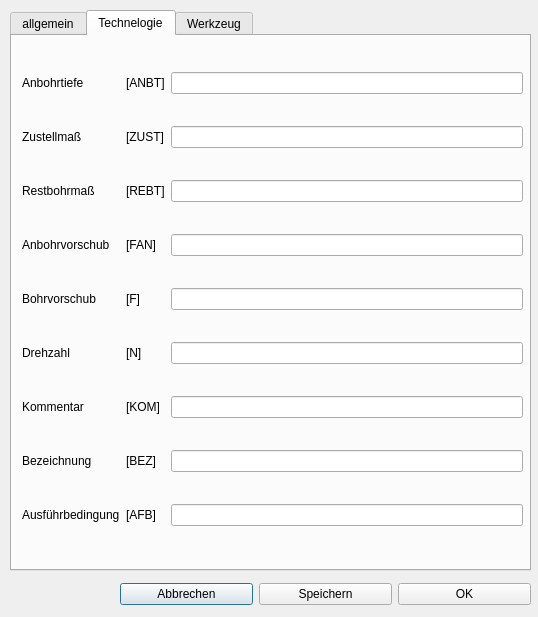
Above: Dialoge/dialog_bohren.ui from TischlerWilly/GCodeGenerator before the change. Below: the same form after it.
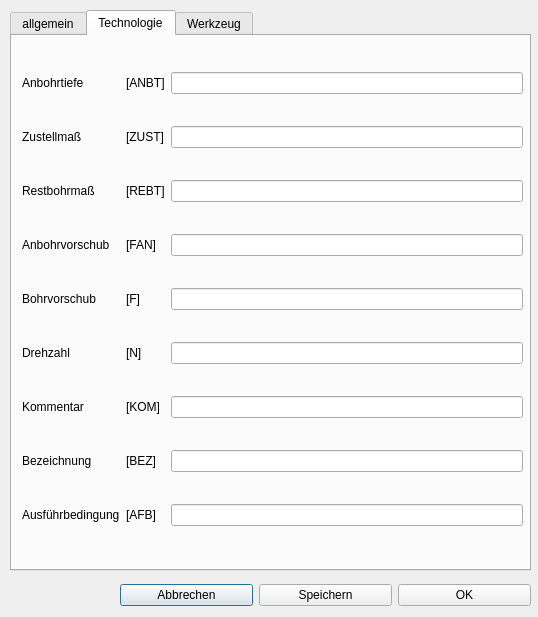
That is the form after the change. The open tabs and pages were chosen to show the change.

The edit to the form file:
```diff
--- a/Dialoge/dialog_bohren.ui
+++ b/Dialoge/dialog_bohren.ui
@@ -136,7 +136,7 @@
    </widget>
    <widget class="QWidget" name="tab_tech">
     <attribute name="title">
-     <string>Technelogie</string>
+     <string>Technologie</string>
     </attribute>
     <widget class="QWidget" name="layoutWidget">
      <property name="geometry">
@@ -474,7 +474,7 @@
      <x>120</x>
      <y>580</y>
      <width>411</width>
-     <height>29</height>
+     <height>31</height>
     </rect>
    </property>
    <layout class="QHBoxLayout" name="horizontalLayout">
```
Left out of the diff: 2 changed lines with no effect on the pictures.
